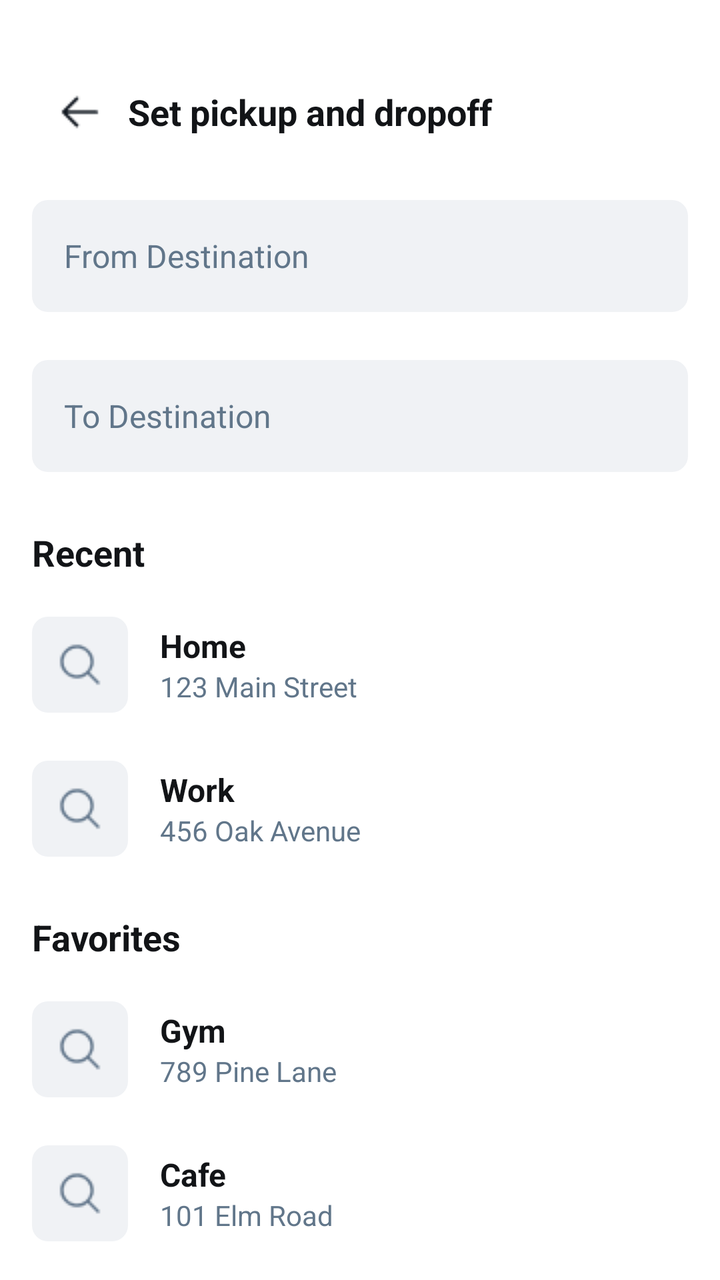
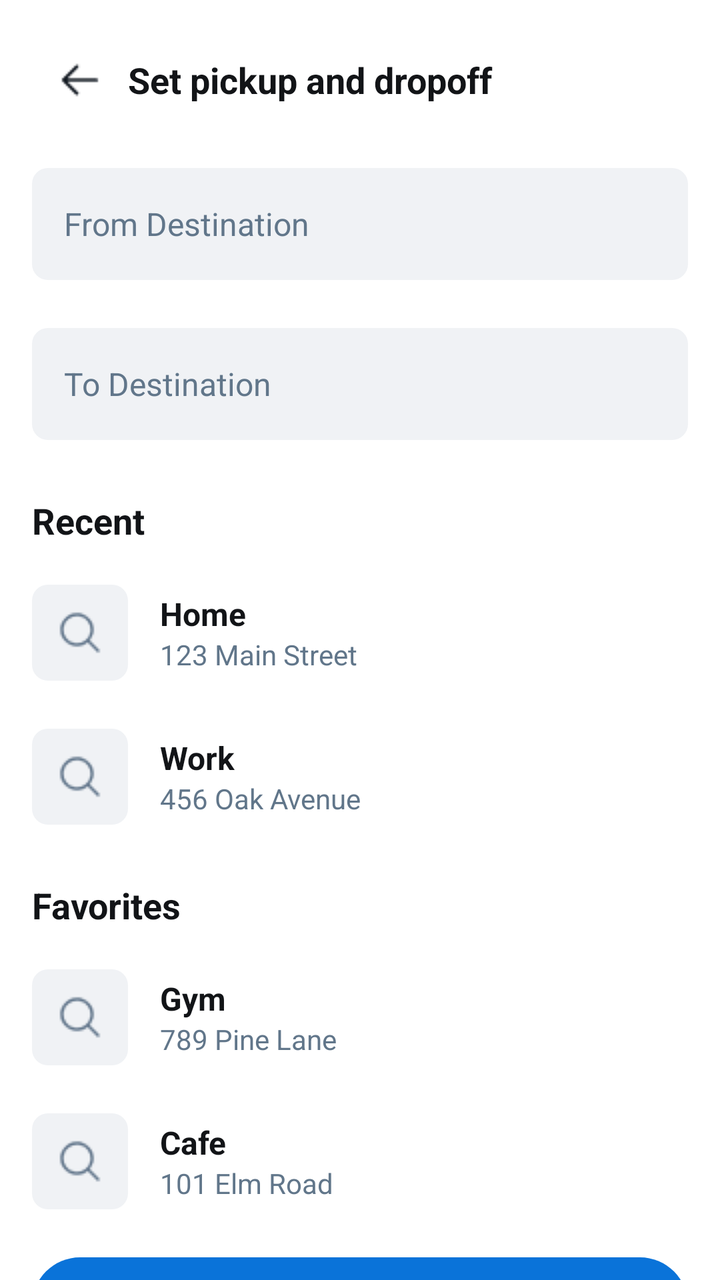

An Android layout rendered at two revisions. The XML below is the earlier revision; the diff shows what the commit changed to produce the second picture.
<!-- AndroidManifest.xml: application theme Theme.Tricycle_app -->
<!-- res/layout/userpickup.xml -->
<?xml version="1.0" encoding="utf-8"?>
<LinearLayout xmlns:android="http://schemas.android.com/apk/res/android"
    android:layout_width="match_parent"
    android:layout_height="match_parent"
    android:orientation="vertical"
    android:background="#FFFFFF"
    android:padding="16dp">

    <LinearLayout
        android:layout_width="match_parent"
        android:layout_height="wrap_content"
        android:orientation="horizontal"
        android:gravity="center_vertical"
        android:paddingTop="16dp"
        android:paddingBottom="8dp">

        <LinearLayout
            android:id="@+id/btnBack"
            android:layout_width="48dp"
            android:layout_height="48dp"
            android:gravity="center"
            android:clickable="true"
            android:focusable="true">
            <View
                android:layout_width="24dp"
                android:layout_height="24dp"
                android:background="@drawable/arrow"/>
        </LinearLayout>

        <TextView
            android:layout_width="wrap_content"
            android:layout_height="wrap_content"
            android:text="Set pickup and dropoff"
            android:textSize="18sp"
            android:textStyle="bold"
            android:textColor="#121417"
            android:paddingEnd="48dp"/>
    </LinearLayout>

    <LinearLayout
        android:layout_width="match_parent"
        android:layout_height="wrap_content"
        android:paddingTop="12dp"
        android:paddingBottom="12dp">

        <EditText
            android:layout_width="match_parent"
            android:layout_height="56dp"
            android:background="@drawable/bg_rounded_light_grey"
            android:hint="From Destination"
            android:textColorHint="#61768A"
            android:textColor="#121417"
            android:textSize="16sp"
            android:padding="16dp"
            android:inputType="textPostalAddress"
            android:maxLines="1"/>
    </LinearLayout>

    <LinearLayout
        android:layout_width="match_parent"
        android:layout_height="wrap_content"
        android:paddingTop="12dp"
        android:paddingBottom="12dp">

        <EditText
            android:layout_width="match_parent"
            android:layout_height="56dp"
            android:background="@drawable/bg_rounded_light_grey"
            android:hint="To Destination"
            android:textColorHint="#61768A"
            android:textColor="#121417"
            android:textSize="16sp"
            android:padding="16dp"
            android:inputType="textPostalAddress"
            android:maxLines="1"/>
    </LinearLayout>

    <TextView
        android:layout_width="match_parent"
        android:layout_height="wrap_content"
        android:text="Recent"
        android:textSize="18sp"
        android:textStyle="bold"
        android:textColor="#121417"
        android:paddingTop="16dp"
        android:paddingBottom="8dp"/>

    <LinearLayout
        android:layout_width="match_parent"
        android:layout_height="72dp"
        android:orientation="horizontal"
        android:gravity="center_vertical"
        android:paddingTop="8dp"
        android:paddingBottom="8dp">

        <LinearLayout
            android:layout_width="48dp"
            android:layout_height="48dp"
            android:background="@drawable/bg_rounded_light_grey"
            android:gravity="center">

            <View
                android:layout_width="24dp"
                android:layout_height="24dp"
                android:background="@drawable/magni" />
        </LinearLayout>

        <LinearLayout
            android:layout_width="match_parent"
            android:layout_height="wrap_content"
            android:orientation="vertical"
            android:layout_marginStart="16dp">

            <TextView
                android:layout_width="wrap_content"
                android:layout_height="wrap_content"
                android:text="Home"
                android:textSize="16sp"
                android:textStyle="bold"
                android:textColor="#121417"/>

            <TextView
                android:layout_width="wrap_content"
                android:layout_height="wrap_content"
                android:text="123 Main Street"
                android:textSize="14sp"
                android:textColor="#61768A"/>
        </LinearLayout>
    </LinearLayout>

    <LinearLayout
        android:layout_width="match_parent"
        android:layout_height="72dp"
        android:orientation="horizontal"
        android:gravity="center_vertical"
        android:paddingTop="8dp"
        android:paddingBottom="8dp">

        <LinearLayout
            android:layout_width="48dp"
            android:layout_height="48dp"
            android:background="@drawable/bg_rounded_light_grey"
            android:gravity="center">

            <View
                android:layout_width="24dp"
                android:layout_height="24dp"
                android:background="@drawable/magni" />
        </LinearLayout>

        <LinearLayout
            android:layout_width="match_parent"
            android:layout_height="wrap_content"
            android:orientation="vertical"
            android:layout_marginStart="16dp">

            <TextView
                android:layout_width="wrap_content"
                android:layout_height="wrap_content"
                android:text="Work"
                android:textSize="16sp"
                android:textStyle="bold"
                android:textColor="#121417"/>

            <TextView
                android:layout_width="wrap_content"
                android:layout_height="wrap_content"
                android:text="456 Oak Avenue"
                android:textSize="14sp"
                android:textColor="#61768A"/>
        </LinearLayout>
    </LinearLayout>

    <TextView
        android:layout_width="match_parent"
        android:layout_height="wrap_content"
        android:text="Favorites"
        android:textSize="18sp"
        android:textStyle="bold"
        android:textColor="#121417"
        android:paddingTop="16dp"
        android:paddingBottom="8dp"/>

    <LinearLayout
        android:layout_width="match_parent"
        android:layout_height="72dp"
        android:orientation="horizontal"
        android:gravity="center_vertical"
        android:paddingTop="8dp"
        android:paddingBottom="8dp">

        <LinearLayout
            android:layout_width="48dp"
            android:layout_height="48dp"
            android:background="@drawable/bg_rounded_light_grey"
            android:gravity="center">

            <View
                android:layout_width="24dp"
                android:layout_height="24dp"
                android:background="@drawable/magni" />
        </LinearLayout>

        <LinearLayout
            android:layout_width="match_parent"
            android:layout_height="wrap_content"
            android:orientation="vertical"
            android:layout_marginStart="16dp">

            <TextView
                android:layout_width="wrap_content"
                android:layout_height="wrap_content"
                android:text="Gym"
                android:textSize="16sp"
                android:textStyle="bold"
                android:textColor="#121417"/>

            <TextView
                android:layout_width="wrap_content"
                android:layout_height="wrap_content"
                android:text="789 Pine Lane"
                android:textSize="14sp"
                android:textColor="#61768A"/>
        </LinearLayout>
    </LinearLayout>

    <LinearLayout
        android:layout_width="match_parent"
        android:layout_height="72dp"
        android:orientation="horizontal"
        android:gravity="center_vertical"
        android:paddingTop="8dp"
        android:paddingBottom="8dp">

        <LinearLayout
            android:layout_width="48dp"
            android:layout_height="48dp"
            android:background="@drawable/bg_rounded_light_grey"
            android:gravity="center">

            <View
                android:layout_width="24dp"
                android:layout_height="24dp"
                android:background="@drawable/magni" />
        </LinearLayout>

        <LinearLayout
            android:layout_width="match_parent"
            android:layout_height="wrap_content"
            android:orientation="vertical"
            android:layout_marginStart="16dp">

            <TextView
                android:layout_width="wrap_content"
                android:layout_height="wrap_content"
                android:text="Cafe"
                android:textSize="16sp"
                android:textStyle="bold"
                android:textColor="#121417"/>

            <TextView
                android:layout_width="wrap_content"
                android:layout_height="wrap_content"
                android:text="101 Elm Road"
                android:textSize="14sp"
                android:textColor="#61768A"/>
        </LinearLayout>
    </LinearLayout>

    <View
        android:layout_width="match_parent"
        android:layout_height="0dp"
        android:layout_weight="1"/>

    <LinearLayout
        android:layout_width="match_parent"
        android:layout_height="wrap_content"
        android:paddingTop="12dp"
        android:paddingBottom="12dp">

        <TextView
            android:id="@+id/btnNext"
            android:layout_width="match_parent"
            android:layout_height="48dp"
            android:background="@drawable/bg_pill_blue"
            android:text="Next"
            android:textColor="#FFFFFF"
            android:gravity="center"
            android:textStyle="bold"
            android:textSize="16sp"
            android:clickable="true"
            android:focusable="true"/>
    </LinearLayout>

    <include layout="@layout/usernavbar" />

</LinearLayout>
<!-- res/layout/usernavbar.xml (included above) -->
<?xml version="1.0" encoding="utf-8"?>
<LinearLayout xmlns:android="http://schemas.android.com/apk/res/android"
    android:layout_width="match_parent"
    android:layout_height="wrap_content"
    android:orientation="vertical"
    android:background="#FFFFFF">

    <View
        android:layout_width="match_parent"
        android:layout_height="1dp"
        android:background="#F0F2F5"/>

    <LinearLayout
        android:layout_width="match_parent"
        android:layout_height="wrap_content"
        android:orientation="horizontal"
        android:paddingTop="8dp"
        android:paddingBottom="12dp"
        android:paddingStart="16dp"
        android:paddingEnd="16dp">

        <LinearLayout
            android:layout_width="0dp"
            android:layout_height="wrap_content"
            android:layout_weight="1"
            android:orientation="vertical"
            android:gravity="center">

            <View
                android:layout_width="24dp"
                android:layout_height="24dp"
                android:background="@drawable/home" />

            <TextView
                android:layout_width="wrap_content"
                android:layout_height="wrap_content"
                android:text="Home"
                android:textSize="12sp"
                android:textColor="#61768A"/>
        </LinearLayout>

        <LinearLayout
            android:layout_width="0dp"
            android:layout_height="wrap_content"
            android:layout_weight="1"
            android:orientation="vertical"
            android:gravity="center">

            <View
                android:layout_width="24dp"
                android:layout_height="24dp"
                android:background="@drawable/clock" />

            <TextView
                android:layout_width="wrap_content"
                android:layout_height="wrap_content"
                android:text="Activity"
                android:textSize="12sp"
                android:textColor="#61768A"/>
        </LinearLayout>

        <LinearLayout
            android:layout_width="0dp"
            android:layout_height="wrap_content"
            android:layout_weight="1"
            android:orientation="vertical"
            android:gravity="center">

            <View
                android:layout_width="24dp"
                android:layout_height="24dp"
                android:background="@drawable/profile" />

            <TextView
                android:layout_width="wrap_content"
                android:layout_height="wrap_content"
                android:text="Profile"
                android:textColor="#61768A"
                android:textSize="12sp"
                android:textStyle="normal" />
        </LinearLayout>

        <LinearLayout
            android:layout_width="0dp"
            android:layout_height="wrap_content"
            android:layout_weight="1"
            android:orientation="vertical"
            android:gravity="center">

            <View
                android:layout_width="24dp"
                android:layout_height="24dp"
                android:background="@drawable/help" />

            <TextView
                android:layout_width="wrap_content"
                android:layout_height="wrap_content"
                android:text="Help"
                android:textSize="12sp"
                android:textColor="#61768A"/>
        </LinearLayout>

    </LinearLayout>

    <View
        android:layout_width="match_parent"
        android:layout_height="20dp"
        android:background="#FFFFFF"/>

</LinearLayout>
<!-- resources referenced by this layout -->
<resources>
  <!-- drawable arrow: png bitmap (drawable, 284 bytes) -->
  <!-- drawable bg_pill_blue (drawable) -->
  <?xml version="1.0" encoding="utf-8"?>
  <shape xmlns:android="http://schemas.android.com/apk/res/android"
      android:shape="rectangle">
      <solid android:color="#0A73D9" /> <corners android:radius="100dp" /> </shape>
  <!-- drawable bg_rounded_light_grey (drawable) -->
  <?xml version="1.0" encoding="utf-8"?>
  <shape xmlns:android="http://schemas.android.com/apk/res/android"
      android:shape="rectangle">
      <solid android:color="#F0F2F5" />
      <corners android:radius="8dp" />
  </shape>
  <!-- drawable clock: png bitmap (drawable, 664 bytes) -->
  <!-- drawable help: png bitmap (drawable, 764 bytes) -->
  <!-- drawable home: png bitmap (drawable, 468 bytes) -->
  <!-- drawable magni: png bitmap (drawable, 614 bytes) -->
  <!-- drawable profile: png bitmap (drawable, 661 bytes) -->
  <style name="Theme.Tricycle_app" parent="Base.Theme.Tricycle_app" />
  <style name="Base.Theme.Tricycle_app" parent="Theme.Material3.DayNight.NoActionBar">
          
          
      </style>
</resources>

<!-- the commit's change to res/layout/userpickup.xml (unified diff, before → after) -->
@@ -4,7 +4,8 @@
     android:layout_height="match_parent"
     android:orientation="vertical"
     android:background="#FFFFFF"
-    android:padding="16dp">
+    android:paddingLeft="16dp"
+    android:paddingRight="16dp">
 
     <LinearLayout
         android:layout_width="match_parent"
@@ -318,11 +319,14 @@
         android:paddingEnd="16dp">
 
         <LinearLayout
+            android:id="@+id/nav_home"
             android:layout_width="0dp"
             android:layout_height="wrap_content"
             android:layout_weight="1"
             android:orientation="vertical"
-            android:gravity="center">
+            android:gravity="center"
+            android:clickable="true"
+            android:focusable="true">
 
             <View
                 android:layout_width="24dp"
@@ -338,11 +342,14 @@
         </LinearLayout>
 
         <LinearLayout
+            android:id="@+id/nav_activity"
             android:layout_width="0dp"
             android:layout_height="wrap_content"
             android:layout_weight="1"
             android:orientation="vertical"
-            android:gravity="center">
+            android:gravity="center"
+            android:clickable="true"
+            android:focusable="true">
 
             <View
                 android:layout_width="24dp"
@@ -358,11 +365,14 @@
         </LinearLayout>
 
         <LinearLayout
+            android:id="@+id/nav_profile"
             android:layout_width="0dp"
             android:layout_height="wrap_content"
             android:layout_weight="1"
             android:orientation="vertical"
-            android:gravity="center">
+            android:gravity="center"
+            android:clickable="true"
+            android:focusable="true">
 
             <View
                 android:layout_width="24dp"
@@ -379,11 +389,14 @@
         </LinearLayout>
 
         <LinearLayout
+            android:id="@+id/nav_help"
             android:layout_width="0dp"
             android:layout_height="wrap_content"
             android:layout_weight="1"
             android:orientation="vertical"
-            android:gravity="center">
+            android:gravity="center"
+            android:clickable="true"
+            android:focusable="true">
 
             <View
                 android:layout_width="24dp"
